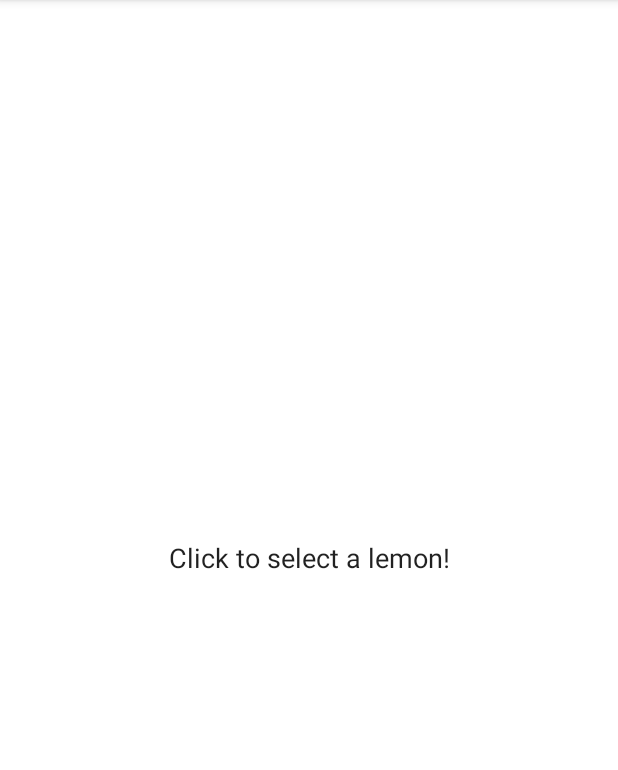
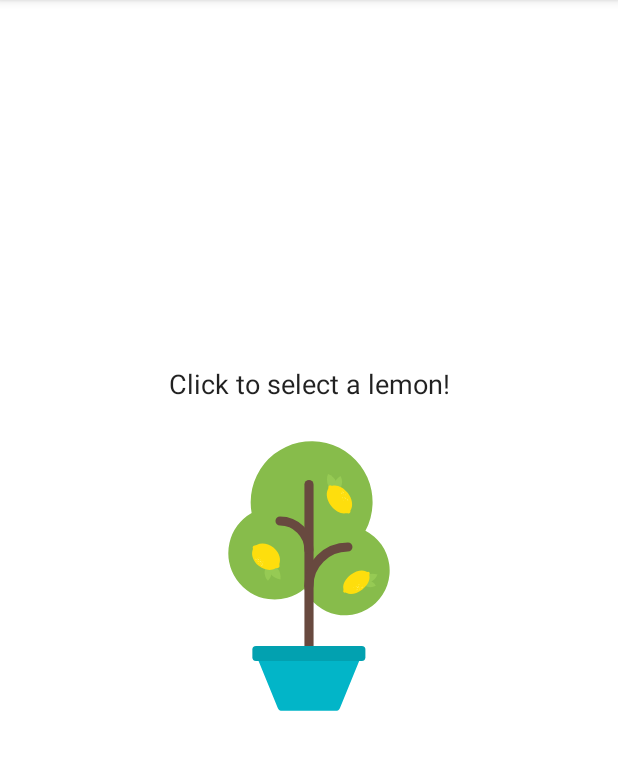
Before and after one commit to Santiago280/LemonadeApp, an Android app: the screen it shows after launch (MainActivity), on a phone screen of 412 x 824 dp, the part 84-854 px from its top. Run offline under Robolectric (Android 15) with nearby library versions, the phone set to English and light mode, and no system bars.

Commit message:
Lemonade app Completed

```diff
--- a/app/src/main/res/layout/activity_main.xml
+++ b/app/src/main/res/layout/activity_main.xml
@@ -27,12 +27,13 @@
         android:id="@+id/text_action"
         android:layout_width="wrap_content"
         android:layout_height="wrap_content"
+        android:layout_marginBottom="16dp"
         android:text="@string/lemon_select"
+        android:textAppearance="@style/TextAppearance.AppCompat.Body1"
         android:textSize="18sp"
-        android:textAppearance="@style/TextAppearance.AppCompat.Body1"
-        app:layout_constraintStart_toStartOf="parent"
+        app:layout_constraintBottom_toTopOf="@id/image_lemon_state"
         app:layout_constraintEnd_toEndOf="parent"
-        app:layout_constraintBottom_toTopOf="@id/image_lemon_state"/>
+        app:layout_constraintStart_toStartOf="parent" />
 
     <ImageView
         android:id="@+id/image_lemon_state"
@@ -41,6 +42,7 @@
         app:layout_constraintBottom_toBottomOf="parent"
         app:layout_constraintLeft_toLeftOf="parent"
         app:layout_constraintRight_toRightOf="parent"
-        app:layout_constraintTop_toTopOf="parent"/>
+        app:layout_constraintTop_toTopOf="parent"
+        tools:srcCompat="@drawable/lemon_tree" />
 
 </androidx.constraintlayout.widget.ConstraintLayout>
```
Also changed, not shown: app/src/main/java/com/example/lemonade/MainActivity.kt (+44 -8 lines).
